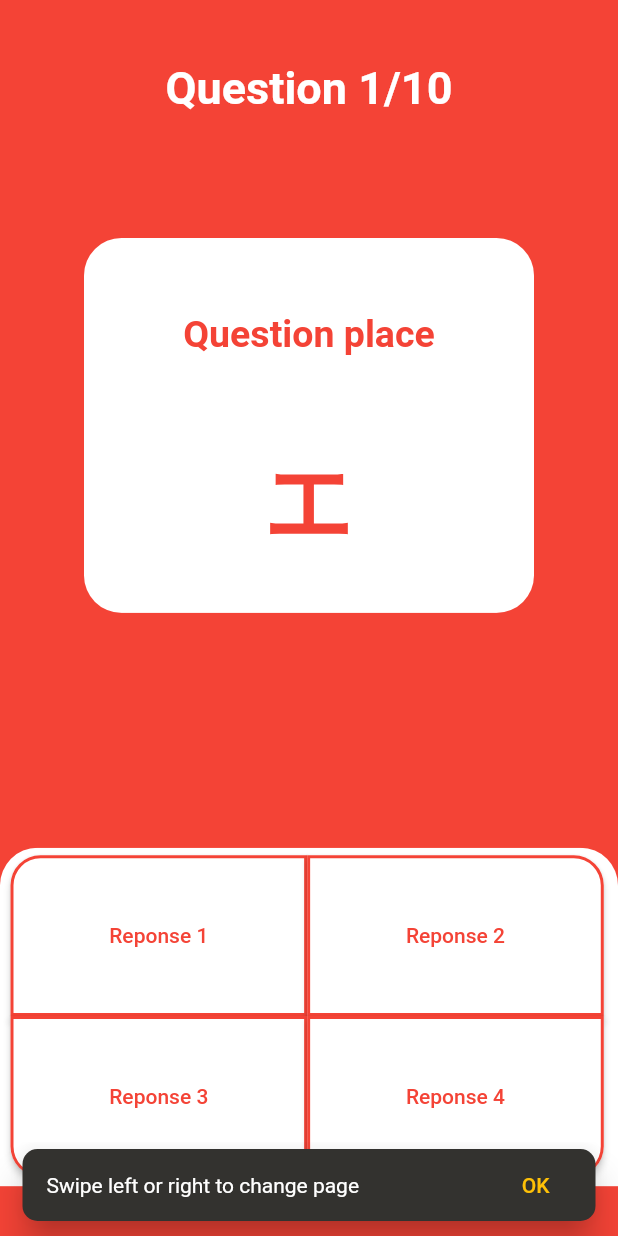
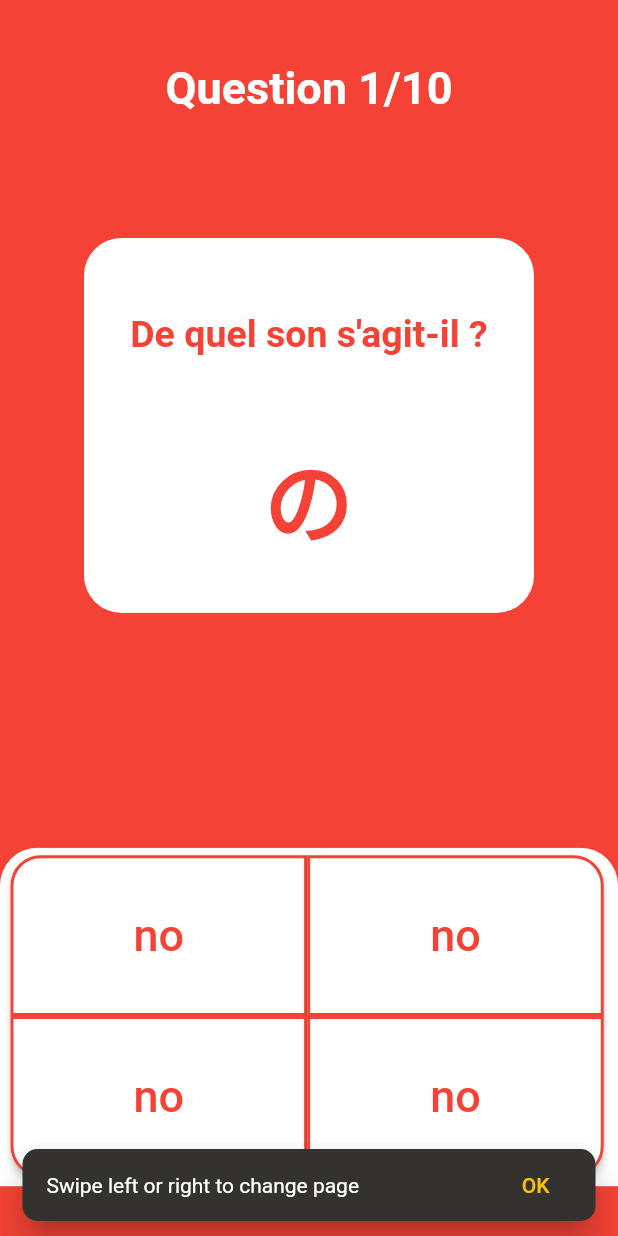
Before and after one commit to LePangolin/yomapp, a Flutter app: the EasyTest screen opened directly, on a phone screen of 412 x 824 dp. Run offline on Flutter 3.47's test engine with Material 2 defaults, Android fonts, the phone set to English and light mode, and no system bars; missing offline and left inert: onboarding.

Commit message:
feat(test): ajout premier test

```diff
--- /dev/null
+++ b/lib/Helpers/providers/test_provider.dart
@@ -0,0 +1,51 @@
+import 'dart:math';
+import 'package:flutter/material.dart';
+import 'package:yomapp/Helpers/Enum/alphabet_enum.dart';
+
+class TestProvider extends ChangeNotifier {
+  Map<String, String> _randomLetter() {
+    List<String> sounds = ["A", "I", "U", "E", "O", "N"];
+    int random = Random().nextInt(sounds.length);
+    String randomSound = sounds[random];
+    random = Random().nextInt(2);
+    Map<String, String> randomAlphabet = random == 0
+        ? AlphabetEnum.getEnumHiragana(randomSound)
+        : AlphabetEnum.getEnumKatakana(randomSound);
+    random = Random().nextInt(randomAlphabet.length);
+    String randomKey = randomAlphabet.keys.elementAt(random);
+    String randomValue = randomAlphabet[randomKey]!;
+    if (randomKey == "Son") {
+      randomKey = randomAlphabet.keys.elementAt(1);
+      randomValue = randomAlphabet[randomKey]!;
+    }
+    return {randomKey: randomValue};
+  }
+
+  Map<String, dynamic> _easyTestGenerator() {
+    List<String> questions = [
+      "De quel son s'agit-il ?",
+    ];
+    int random = Random().nextInt(questions.length);
+    String question = questions[random];
+    Map<String, String> letterToFound = _randomLetter();
+    // if (question == "De quel son s'agit-il ?") {
+    List<String> answers = [];
+    for (int i = 0; i < 3; i++) {
+      Map<String, String> letter = _randomLetter();
+      answers.add(letter.keys.first);
+    }
+    answers.add(letterToFound.keys.first);
+    answers.shuffle();
+    return {
+      "question": question,
+      "sound": letterToFound.values.first,
+      "answers": answers,
+      "correctAnswer": letterToFound.keys.first,
+    };
+    // }
+  }
+
+  Map<String, dynamic> easyTestGenerator() {
+    return _easyTestGenerator();
+  }
+}
--- a/lib/View/test_easy_view.dart
+++ b/lib/View/test_easy_view.dart
@@ -1,5 +1,6 @@
 import 'package:flutter/material.dart';
-
+import 'package:yomapp/Helpers/providers/test_provider.dart';
+import 'package:yomapp/View/score_view.dart';
 class EasyTest extends StatefulWidget {
   const EasyTest({super.key});
 
@@ -8,6 +9,10 @@ class EasyTest extends StatefulWidget {
 }
 
 class _EasyTestState extends State<EasyTest> {
+  int number = 1;
+  Map<String, dynamic> test = TestProvider().easyTestGenerator();
+  int score = 0;
+
   @override
   Widget build(BuildContext context) {
     return Scaffold(
@@ -17,9 +22,9 @@ class _EasyTestState extends State<EasyTest> {
           child: Container(
             margin:
                 EdgeInsets.only(top: MediaQuery.of(context).size.height * 0.05),
-            child: const Text(
-              "Question 1/10",
-              style: TextStyle(
+            child: Text(
+              "Question $number/10",
+              style: const TextStyle(
                 color: Colors.white,
                 fontSize: 30,
                 fontWeight: FontWeight.bold,
@@ -40,12 +45,12 @@ class _EasyTestState extends State<EasyTest> {
                 height: 250,
                 width: 300,
                 child: Column(
-                  children:  [
+                  children: [
                     const SizedBox(
                       height: 50,
                     ),
                     Text(
-                      "Question place",
+                      test["question"],
                       style: TextStyle(
                         color: Theme.of(context).primaryColor,
                         fontSize: 25,
@@ -56,7 +61,7 @@ class _EasyTestState extends State<EasyTest> {
                       height: 50,
                     ),
                     Text(
-                      "エ",
+                      test["sound"],
                       style: TextStyle(
                         color: Theme.of(context).primaryColor,
                         fontSize: 60,
@@ -68,8 +73,8 @@ class _EasyTestState extends State<EasyTest> {
           ),
         )),
         Container(
-          margin: EdgeInsets.only(
-              top: MediaQuery.of(context).size.height * 0.19),
+          margin:
+              EdgeInsets.only(top: MediaQuery.of(context).size.height * 0.19),
           child: ClipRRect(
             borderRadius: const BorderRadius.only(
                 topLeft: Radius.circular(25), topRight: Radius.circular(25)),
@@ -81,87 +86,103 @@ class _EasyTestState extends State<EasyTest> {
                 child: Column(
                   children: [
                     Container(
-                    margin: const EdgeInsets.only(top:5, left: 7),
-                    child: Row(
-                        children: [
+                      margin: const EdgeInsets.only(top: 5, left: 7),
+                      child: Row(children: [
                         ElevatedButton(
-                            onPressed: () {},
+                            onPressed: () {
+                              confirmAnswer(test["answers"][0]);
+                            },
                             style: ElevatedButton.styleFrom(
                               backgroundColor: Colors.white,
                               foregroundColor: Theme.of(context).primaryColor,
-                              minimumSize: Size(MediaQuery.of(context).size.width *0.48, MediaQuery.of(context).size.height *0.13),
+                              minimumSize: Size(
+                                  MediaQuery.of(context).size.width * 0.48,
+                                  MediaQuery.of(context).size.height * 0.13),
                               shape: const RoundedRectangleBorder(
                                   borderRadius: BorderRadius.only(
                                 topLeft: Radius.circular(20),
-                                )
-                              ),
+                              )),
                               side: BorderSide(
                                 color: Theme.of(context).primaryColor,
                                 width: 2,
                               ),
                             ),
-                            child: const Text("Reponse 1"),
-                          ),
+                            child: Text(
+                              test["answers"][0],
+                              style: const TextStyle(fontSize: 30),
+                            )),
                         ElevatedButton(
-                            onPressed: () {},
+                            onPressed: () {
+                              confirmAnswer(test["answers"][1]);
+                            },
                             style: ElevatedButton.styleFrom(
                               backgroundColor: Colors.white,
                               foregroundColor: Theme.of(context).primaryColor,
-                              minimumSize: Size(MediaQuery.of(context).size.width *0.48, MediaQuery.of(context).size.height *0.13),
+                              minimumSize: Size(
+                                  MediaQuery.of(context).size.width * 0.48,
+                                  MediaQuery.of(context).size.height * 0.13),
                               shape: const RoundedRectangleBorder(
                                   borderRadius: BorderRadius.only(
                                 topRight: Radius.circular(20),
-                                )
-                              ),
+                              )),
                               side: BorderSide(
                                 color: Theme.of(context).primaryColor,
                                 width: 2,
                               ),
                             ),
-                            child: const Text("Reponse 2"),
-                          ),
+                            child: Text(
+                              test["answers"][1],
+                              style: const TextStyle(fontSize: 30),
+                            )),
                       ]),
                     ),
                     Container(
                       margin: const EdgeInsets.only(left: 7),
-                    child: Row(
-                        children: [
+                      child: Row(children: [
                         ElevatedButton(
-                            onPressed: () {},
+                            onPressed: () {
+                              confirmAnswer(test["answers"][2]);
+                            },
                             style: ElevatedButton.styleFrom(
                               backgroundColor: Colors.white,
                               foregroundColor: Theme.of(context).primaryColor,
-                              minimumSize: Size(MediaQuery.of(context).size.width *0.48, MediaQuery.of(context).size.height *0.13),
+                              minimumSize: Size(
+                                  MediaQuery.of(context).size.width * 0.48,
+                                  MediaQuery.of(context).size.height * 0.13),
                               shape: const RoundedRectangleBorder(
                                   borderRadius: BorderRadius.only(
-                                    bottomLeft: Radius.circular(20)
-                                )
-                              ),
+                                      bottomLeft: Radius.circular(20))),
                               side: BorderSide(
                                 color: Theme.of(context).primaryColor,
                                 width: 2,
                               ),
                             ),
-                            child: const Text("Reponse 3"),
-                          ),
+                            child: Text(
+                              test["answers"][2],
+                              style: const TextStyle(fontSize: 30),
+                            )),
                         ElevatedButton(
-                            onPressed: () {},
+                            onPressed: () {
+                              confirmAnswer(test["answers"][3]);
+                            },
                             style: ElevatedButton.styleFrom(
                               backgroundColor: Colors.white,
                               foregroundColor: Theme.of(context).primaryColor,
-                              minimumSize: Size(MediaQuery.of(context).size.width *0.48, MediaQuery.of(context).size.height *0.13),
+                              minimumSize: Size(
+                                  MediaQuery.of(context).size.width * 0.48,
+                                  MediaQuery.of(context).size.height * 0.13),
                               shape: const RoundedRectangleBorder(
                                   borderRadius: BorderRadius.only(
-                                    bottomRight: Radius.circular(20)
-                                )
-                              ),
+                                      bottomRight: Radius.circular(20))),
                               side: BorderSide(
                                 color: Theme.of(context).primaryColor,
                                 width: 2,
                               ),
                             ),
-                            child: const Text("Reponse 4"),
-                          ),
+                            child: Text(
+                              test["answers"][3],
+                              style: const TextStyle(fontSize: 30),
+                            )),
                       ]),
                     ),
                   ],
@@ -171,4 +192,21 @@ class _EasyTestState extends State<EasyTest> {
       ],
     ));
   }
+
+  void confirmAnswer(String answer) {
+    if (number == 10) {
+      Navigator.push(
+        context,
+        MaterialPageRoute(builder: (context) => ScoreView(score: score)),
+      );
+    } else {
+      setState(() {
+        number++;
+        test = TestProvider().easyTestGenerator();
+        if (answer == test["correctAnswer"]) {
+          score++;
         }
+      });
+    }
+  }
+}
--- a/lib/main.dart
+++ b/lib/main.dart
@@ -2,7 +2,6 @@ import 'package:flutter/material.dart';
 import 'package:flutter/services.dart';
 import 'View/acceuil_view.dart';
 import 'Theme/app_theme.dart';
-
 void main() {
   // hide bottom bar
   WidgetsFlutterBinding.ensureInitialized();
--- a/pubspec.yaml
+++ b/pubspec.yaml
@@ -32,6 +32,7 @@ dependencies:
     sdk: flutter
   onboarding: ^3.1.0
   fluttertoast: ^8.2.1
+  provider: ^6.0.1
 
   # The following adds the Cupertino Icons font to your application.
   # Use with the CupertinoIcons class for iOS style icons.
```
Also changed, not shown: lib/View/score_view.dart (added, +86 -0 lines), pubspec.lock. Lines whose indentation alone changed are shown as unchanged.
